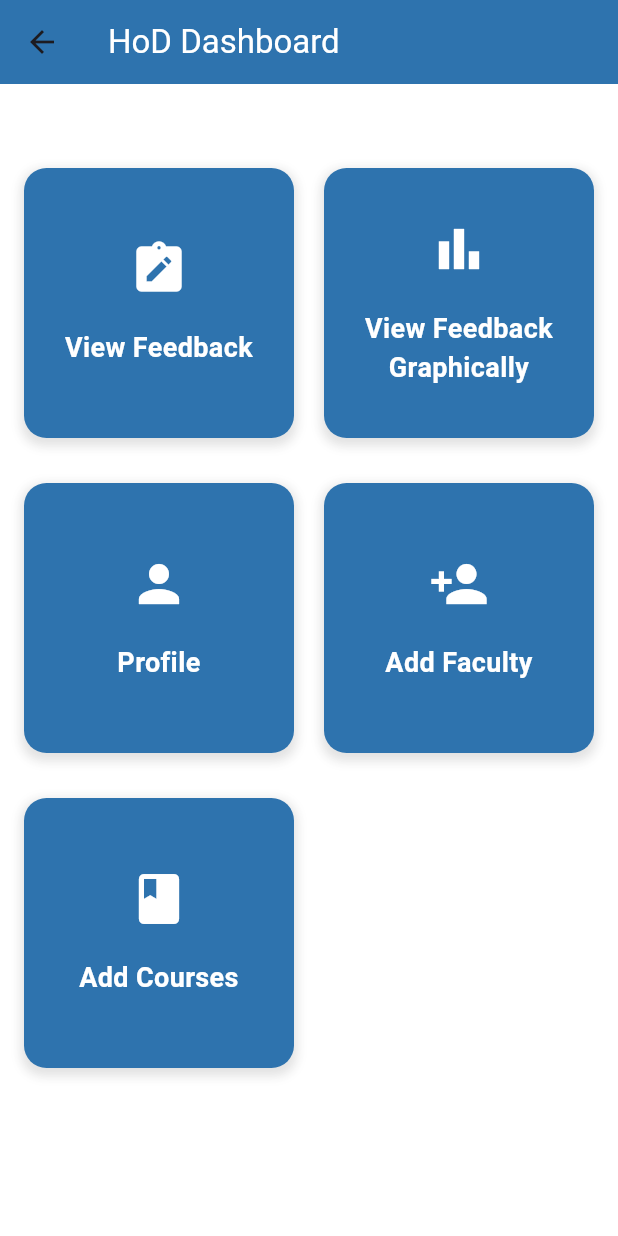
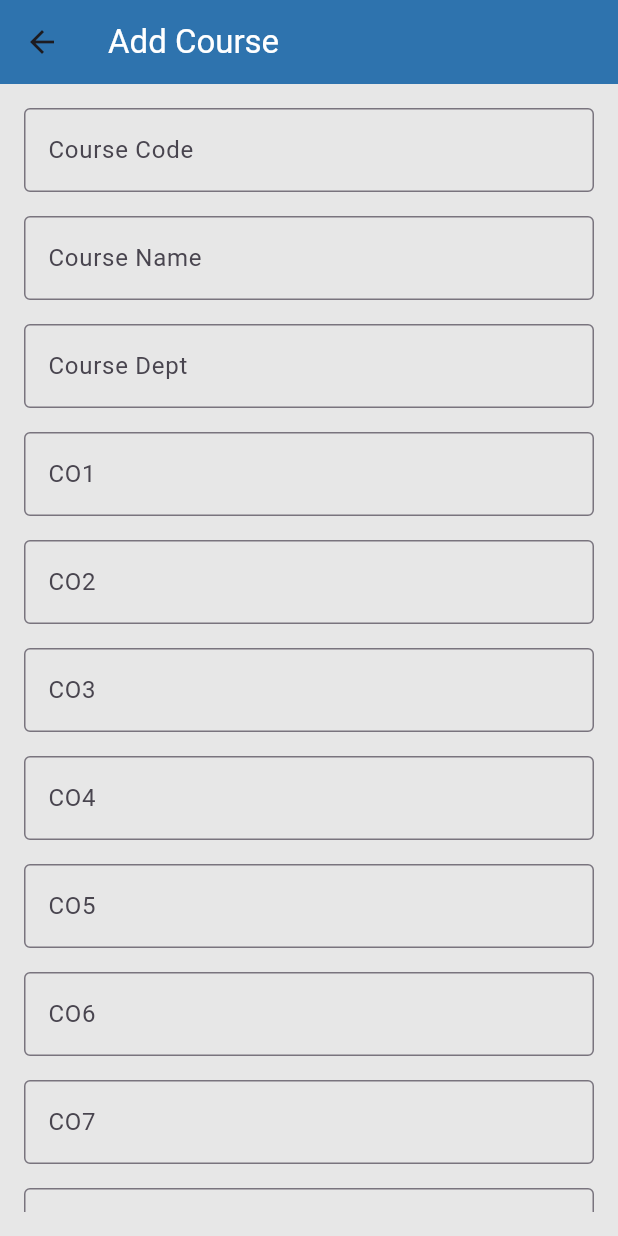
Before and after one commit to gabu-hero/FeedbackApp, a Flutter app: the HodDashboard screen opened directly, after a tap on "Add Courses", on a phone screen of 412 x 824 dp. Run offline on Flutter 3.47's test engine with Material 3 defaults, Android fonts, the phone set to English and light mode, and no system bars; our stand-ins replace appwrite.

Commit message:
soleha penwala committed courses and add faculty pages

```diff
--- /dev/null
+++ b/lib/addcourse.dart
@@ -0,0 +1,73 @@
+import 'package:flutter/material.dart';
+
+
+class Addcourse extends StatelessWidget {
+  @override
+  Widget build(BuildContext context) {
+    return Scaffold(
+      appBar: AppBar(
+        title: Text('Add Course', style: TextStyle(
+            color: Colors.white, // Text color of the AppBar
+          )),
+        backgroundColor: Color(0xFF2E73AE), // AppBar color
+      ),
+      body: Container(
+        color: Color(0xFFE7E7E7), // Background color
+        padding: const EdgeInsets.all(16.0),
+        child: SingleChildScrollView(
+          child: Column(
+            crossAxisAlignment: CrossAxisAlignment.start,
+            children: [
+              buildTextField('Course Code'),
+              buildTextField('Course Name'),
+              buildTextField('Course Dept'),
+              buildTextField('CO1'),
+              buildTextField('CO2'),
+              buildTextField('CO3'),
+              buildTextField('CO4'),
+              buildTextField('CO5'),
+              buildTextField('CO6'),
+              buildTextField('CO7'),
+              buildTextField('CO8'),
+              buildTextField('Department ID'),
+              SizedBox(height: 20), // Spacing at the bottom
+              Center( // Center the button
+                child: SizedBox(
+                  width: 400, // Set the desired width of the button
+                  child: ElevatedButton(
+                    style: ElevatedButton.styleFrom(
+                      backgroundColor: Color(0xFF2E73AE), // Button color
+                      padding: EdgeInsets.symmetric(vertical: 15), // Optional padding for height
+                    ),
+                    onPressed: () {
+                      // Handle submission
+                    },
+                    child: Text(
+                      'Submit',
+                      style: TextStyle(
+                        color: Colors.white, // Change this to any color you want for the text
+                        fontSize: 16.0, // Optional: Change the text size
+                      ),
+                    ),
+                  ),
+                ),
+              ),
+            ],
+          ),
+        ),
+      ),
+    );
+  }
+
+  Widget buildTextField(String label) {
+    return Padding(
+      padding: const EdgeInsets.only(bottom: 16.0),
+      child: TextField(
+        decoration: InputDecoration(
+          labelText: label,
+          border: OutlineInputBorder(),
+        ),
+      ),
+    );
+  }
+}
--- a/lib/hoddashboard.dart
+++ b/lib/hoddashboard.dart
@@ -1,3 +1,5 @@
+import 'package:feedback_app/addcourse.dart';
+import 'package:feedback_app/addfaculty.dart';
 import 'package:feedback_app/dashboardbutton.dart';
 import 'package:flutter/material.dart';
 
@@ -11,7 +13,7 @@ class HodDashboard extends StatelessWidget {
       backgroundColor: const Color(0xEBFFFFFF),
       appBar: AppBar(
         title: Text(
-          'HoD Dashboard',
+          'HOD Dashboard',
           style: TextStyle(
             color: customcolor2,
           ),
@@ -64,12 +66,24 @@ class HodDashboard extends StatelessWidget {
                         label: 'Add Faculty',
                         icon: Icons.person_add,
                         color: customcolor1,
-                        onPressed: () {}),
+                        onPressed: () {
+                           Navigator.push(
+                          context,
+                          MaterialPageRoute(
+                              builder: (context) => AddFacultyPage()),
+                              );
+                        }),
                     DashboardButton(
                         label: 'Add Courses',
                         icon: Icons.book,
                         color: customcolor1,
-                        onPressed: () {}),
+                        onPressed: () {
+                           Navigator.push(
+                          context,
+                          MaterialPageRoute(
+                              builder: (context) => Addcourse()),
+                        );
+                        }),
                   ],
                 ),
               ),
```
Also changed, not shown: lib/addfaculty.dart (added, +67 -0 lines).
